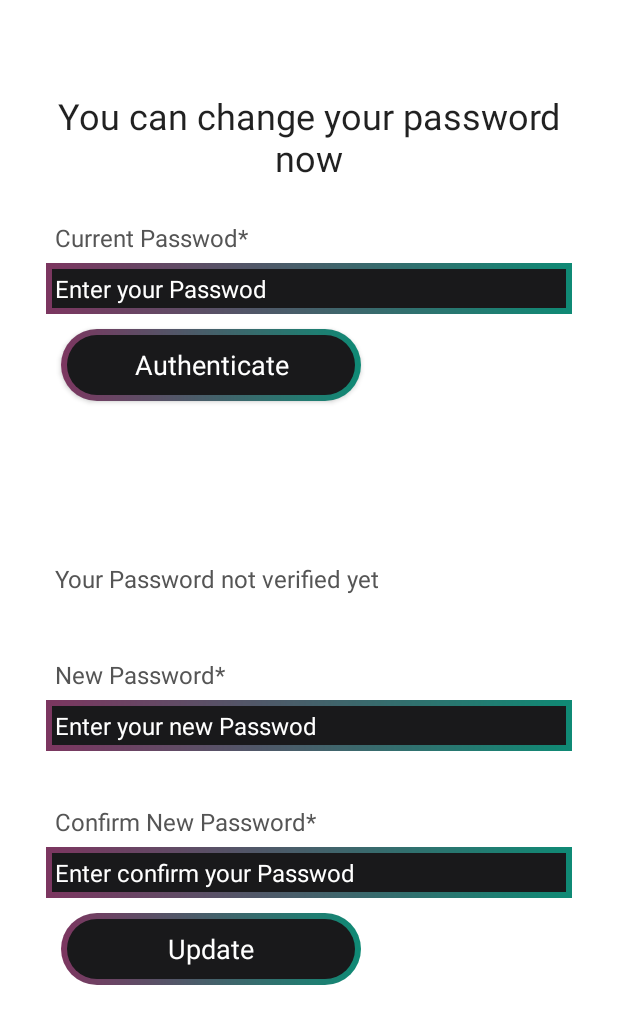
After one commit to itzartbn/uNet, an Android app: the ChangePasswordActivity screen opened directly, with no data from a screen before it, on a phone screen of 412 x 824 dp. The commit adds this screen. Shown: the top 1024 px of the screen. Run offline under Robolectric (Android 15) with nearby library versions, the phone set to English and light mode, and no system bars; our stand-ins replace Firebase (no records; nobody signed in at launch, a user with empty details on screens opened directly).

Commit message:
added change password activity

```diff
--- a/app/src/main/AndroidManifest.xml
+++ b/app/src/main/AndroidManifest.xml
@@ -18,6 +18,9 @@
         android:supportsRtl="true"
         android:theme="@style/Theme.Mini_project"
         tools:targetApi="31">
+        <activity
+            android:name=".ChangePasswordActivity"
+            android:exported="false" />
         <activity
             android:name=".UpdateEmailActivity"
             android:exported="false" />
--- /dev/null
+++ b/app/src/main/java/com/s22010536/mini_project/ChangePasswordActivity.java
@@ -0,0 +1,175 @@
+package com.s22010536.mini_project;
+
+import android.content.Intent;
+import android.os.Bundle;
+import android.text.TextUtils;
+import android.view.View;
+import android.widget.Button;
+import android.widget.EditText;
+import android.widget.ProgressBar;
+import android.widget.TextView;
+import android.widget.Toast;
+
+import androidx.activity.EdgeToEdge;
+import androidx.annotation.NonNull;
+import androidx.appcompat.app.AppCompatActivity;
+import androidx.core.graphics.Insets;
+import androidx.core.view.ViewCompat;
+import androidx.core.view.WindowInsetsCompat;
+
+import com.google.android.gms.tasks.OnCompleteListener;
+import com.google.android.gms.tasks.Task;
+import com.google.firebase.auth.AuthCredential;
+import com.google.firebase.auth.EmailAuthProvider;
+import com.google.firebase.auth.FirebaseAuth;
+import com.google.firebase.auth.FirebaseUser;
+
+public class ChangePasswordActivity extends AppCompatActivity {
+
+    private FirebaseAuth authProfile;
+    private EditText editTextpwdcurr, editTextpwdNew, editTextConfNewPwd;
+    private TextView textViewAuthenticated;
+    private Button buttonChangepwd, buttonReAuthenticate;
+    private ProgressBar progressBar;
+    private String userPwdCurr;
+
+    @Override
+    protected void onCreate(Bundle savedInstanceState) {
+        super.onCreate(savedInstanceState);
+        EdgeToEdge.enable(this);
+        setContentView(R.layout.activity_change_password);
+
+        editTextpwdNew = findViewById(R.id.editText_new_pw);
+        editTextpwdcurr =  findViewById(R.id.editText_old_password);
+        editTextConfNewPwd = findViewById(R.id.editText_confnew_pw);
+        textViewAuthenticated = findViewById(R.id.textView_pw_authenticated);
+        progressBar = findViewById(R.id.progressBar);
+        buttonReAuthenticate = findViewById(R.id.btn_authenticate_pw);
+        buttonChangepwd = findViewById(R.id.password_update_btn);
+
+        //disable new passswords slots and update password btn
+        editTextpwdNew.setEnabled(false);
+        editTextConfNewPwd.setEnabled(false);
+        buttonChangepwd.setEnabled(false);
+
+        authProfile = FirebaseAuth.getInstance();
+        FirebaseUser firebaseUser = authProfile.getCurrentUser();
+
+        if (firebaseUser.equals("")){
+            Toast.makeText(ChangePasswordActivity.this, "Sowmthing went wrong!", Toast.LENGTH_SHORT).show();
+            Intent intent = new Intent(ChangePasswordActivity.this, UserProfileActivity.class);
+            startActivity(intent);
+            finish();
+        }else {
+            reAuthenticateUser(firebaseUser);
+
+        }
+
+
+    }
+
+    private void reAuthenticateUser(FirebaseUser firebaseUser) {
+        buttonReAuthenticate.setOnClickListener(new View.OnClickListener() {
+            @Override
+            public void onClick(View v) {
+                userPwdCurr = editTextpwdcurr.getText().toString();
+
+                if (TextUtils.isEmpty(userPwdCurr)){
+                    Toast.makeText(ChangePasswordActivity.this, "Password is needed", Toast.LENGTH_SHORT).show();
+                    editTextpwdcurr.setError("please enter your current password to authenticate");
+                    editTextpwdcurr.requestFocus();
+                }else{
+                    progressBar.setVisibility(View.VISIBLE);
+
+                    //Reauthenticate user now
+                    AuthCredential credential = EmailAuthProvider.getCredential(firebaseUser.getEmail(), userPwdCurr);
+
+                    firebaseUser.reauthenticate(credential).addOnCompleteListener(new OnCompleteListener<Void>() {
+                        @Override
+                        public void onComplete(@NonNull Task<Void> task) {
+                            if (task.isSuccessful()) {
+                                progressBar.setVisibility(View.GONE);
+
+                                //disable edit text for current password
+                                editTextpwdcurr.setEnabled(false);
+                                editTextpwdNew.setEnabled(true);
+                                editTextConfNewPwd.setEnabled(true);
+                                //disable authenticate button and enable change password button
+                                buttonReAuthenticate.setEnabled(false);
+                                buttonChangepwd.setEnabled(true);
+
+                                //set textview to show that user is authenticated
+                                textViewAuthenticated.setText("you are authenticated! Now you can change the password");
+
+                                buttonChangepwd.setOnClickListener(new View.OnClickListener() {
+                                    @Override
+                                    public void onClick(View v) {
+                                        changePwd(firebaseUser);
+                                    }
+                                });
+
+
+                            } else {
+                                try {
+                                    throw task.getException();
+                                }catch (Exception e){
+                                    Toast.makeText(ChangePasswordActivity.this,e.getMessage(), Toast.LENGTH_SHORT).show();
+                                }
+                            }
+                            progressBar.setVisibility(View.GONE);
+                        }
+                    });
+                }
+            }
+        });
+    }
+
+    private void changePwd(FirebaseUser firebaseUser) {
+        String userPwdNew = editTextpwdNew.getText().toString();
+        String userPwdConfNew = editTextConfNewPwd.getText().toString();
+
+        if (TextUtils.isEmpty(userPwdNew)){
+            Toast.makeText(ChangePasswordActivity.this, "New password Required", Toast.LENGTH_SHORT).show();
+            editTextpwdNew.setError("Please enter your new Password");
+            editTextpwdNew.requestFocus();
+        } else if (TextUtils.isEmpty(userPwdConfNew)) {
+            Toast.makeText(ChangePasswordActivity.this, "Please confirm your new password", Toast.LENGTH_SHORT).show();
+            editTextConfNewPwd.setError("Please re-enter your new Password");
+            editTextConfNewPwd.requestFocus();
+
+        } else if (!userPwdNew.matches(userPwdConfNew)) {
+            Toast.makeText(ChangePasswordActivity.this, "Passwords did not match", Toast.LENGTH_SHORT).show();
+            editTextConfNewPwd.setError("Please re-enter same Password");
+            editTextConfNewPwd.requestFocus();
+
+        } else if (userPwdCurr.matches(userPwdNew)) {
+            Toast.makeText(ChangePasswordActivity.this, "New password cannot be same as old", Toast.LENGTH_SHORT).show();
+            editTextConfNewPwd.setError("Please enter a new password");
+            editTextConfNewPwd.requestFocus();
+
+
+        }else {
+            progressBar.setVisibility(View.VISIBLE);
+
+            firebaseUser.updatePassword(userPwdNew).addOnCompleteListener(new OnCompleteListener<Void>() {
+                @Override
+                public void onComplete(@NonNull Task<Void> task) {
+                    if (task.isSuccessful()) {
+                        Toast.makeText(ChangePasswordActivity.this, "Password has been changed Successfully", Toast.LENGTH_SHORT).show();
+                        Intent intent = new Intent(ChangePasswordActivity.this, UserProfileActivity.class);
+                        startActivity(intent);
+                        finish();
+                    }else {
+                        try{
+                            throw task.getException();
+                        }catch (Exception e){
+                            Toast.makeText(ChangePasswordActivity.this, e.getMessage(), Toast.LENGTH_SHORT).show();
+                        }
+                    }
+                    progressBar.setVisibility(View.GONE);
+                }
+            });
+        }
+
+    }
+}
--- /dev/null
+++ b/app/src/main/res/layout/activity_change_password.xml
@@ -0,0 +1,182 @@
+<?xml version="1.0" encoding="utf-8"?>
+<ScrollView xmlns:android="http://schemas.android.com/apk/res/android"
+    xmlns:app="http://schemas.android.com/apk/res-auto"
+    xmlns:tools="http://schemas.android.com/tools"
+    android:id="@+id/main"
+    android:layout_width="match_parent"
+    android:layout_height="match_parent"
+    tools:context=".ChangePasswordActivity">
+
+    <LinearLayout
+        android:layout_width="match_parent"
+        android:layout_height="wrap_content"
+        android:orientation="vertical">
+
+        <RelativeLayout
+            android:layout_width="match_parent"
+            android:layout_height="wrap_content"
+            android:background="@color/white"
+            android:padding="15dp"
+            android:layout_margin="15dp"
+            android:id="@+id/RL_email">
+
+            <TextView
+                android:layout_width="match_parent"
+                android:layout_height="wrap_content"
+                android:id="@+id/update_pw_head"
+                android:layout_marginTop="30dp"
+                android:text="You can change your password now"
+                android:textAlignment="center"
+                android:textAppearance="@style/TextAppearance.AppCompat.Headline"/>
+
+
+
+
+            <TextView
+                android:layout_width="match_parent"
+                android:layout_height="wrap_content"
+                android:id="@+id/textView_old_password"
+                android:layout_below="@id/update_pw_head"
+                android:text="Current Passwod*"
+                android:layout_marginTop="20dp"
+                android:padding="6dp"
+                android:textColor="#555555"
+                android:textSize="16sp"/>
+
+            <EditText
+                android:layout_width="match_parent"
+                android:layout_height="wrap_content"
+                android:id="@+id/editText_old_password"
+                android:layout_below="@id/textView_old_password"
+                android:hint="Enter your Passwod"
+                android:inputType="textPassword"
+                android:padding="6dp"
+                android:textSize="16sp"
+                android:textColor="@color/white"
+                android:textColorHint="@color/white"
+                android:background="@drawable/pp_border"/>
+
+            <androidx.appcompat.widget.AppCompatButton
+                android:id="@+id/btn_authenticate_pw"
+                style="@android:style/Widget.Button"
+                android:layout_width="200dp"
+                android:layout_height="wrap_content"
+                android:layout_below="@+id/editText_old_password"
+                android:layout_margin="10dp"
+                android:layout_marginStart="10dp"
+                android:layout_marginLeft="70dp"
+                android:layout_marginTop="-16dp"
+                android:layout_marginEnd="10dp"
+                android:layout_marginRight="70dp"
+                android:layout_marginBottom="10dp"
+                android:background="@drawable/btn_baclground"
+                android:text="Authenticate"
+                android:textColor="@color/white"
+                android:textSize="18sp" />
+        </RelativeLayout>
+
+        <RelativeLayout
+            android:layout_width="match_parent"
+            android:layout_height="wrap_content"
+            android:background="@color/white"
+            android:layout_margin="15dp"
+            android:padding="15dp"
+            android:layout_below="@id/RL_email">
+
+            <TextView
+                android:layout_width="match_parent"
+                android:layout_height="wrap_content"
+                android:id="@+id/textView_pw_authenticated"
+                android:text="Your Password not verified yet"
+                android:layout_marginTop="30dp"
+                android:padding="6dp"
+                android:textColor="#555555"
+                android:textSize="16sp"/>
+
+            <TextView
+                android:layout_width="match_parent"
+                android:layout_height="wrap_content"
+                android:id="@+id/textView_new_pw"
+                android:layout_below="@id/textView_pw_authenticated"
+                android:text="New Password*"
+                android:layout_marginTop="30dp"
+                android:padding="6dp"
+                android:textColor="#555555"
+                android:textSize="16sp"/>
+
+            <EditText
+                android:layout_width="match_parent"
+                android:layout_height="wrap_content"
+                android:id="@+id/editText_new_pw"
+                android:layout_below="@id/textView_new_pw"
+                android:hint="Enter your new Passwod"
+                android:inputType="textPassword"
+                android:padding="6dp"
+                android:textSize="16sp"
+                android:textColorHint="@color/white"
+                android:textColor="@color/white"
+                android:background="@drawable/pp_border"/>
+
+            <TextView
+                android:layout_width="match_parent"
+                android:layout_height="wrap_content"
+                android:id="@+id/textView_confnew_pw"
+                android:layout_below="@id/editText_new_pw"
+                android:text="Confirm New Password*"
+                android:layout_marginTop="30dp"
+                android:padding="6dp"
+                android:textColor="#555555"
+                android:textSize="16sp"/>
+
+            <EditText
+                android:layout_width="match_parent"
+                android:layout_height="wrap_content"
+                android:id="@+id/editText_confnew_pw"
+                android:layout_below="@id/textView_confnew_pw"
+                android:hint="Enter confirm your Passwod"
+                android:inputType="textPassword"
+                android:padding="6dp"
+                android:textSize="16sp"
+                android:textColorHint="@color/white"
+                android:textColor="@color/white"
+                android:background="@drawable/pp_border"/>
+
+            <androidx.appcompat.widget.AppCompatButton
+                android:id="@+id/password_update_btn"
+                style="@android:style/Widget.Button"
+                android:layout_width="200dp"
+                android:layout_height="wrap_content"
+                android:layout_margin="10dp"
+                android:background="@drawable/btn_baclground"
+                android:text="Update"
+                android:textColor="@color/white"
+                android:layout_marginTop="10dp"
+                android:layout_marginLeft="70dp"
+                android:layout_marginRight="70dp"
+                android:textSize="18sp"
+                android:layout_below="@+id/editText_confnew_pw"
+                />
+
+            <ProgressBar
+                android:id="@+id/progressBar"
+                style="@android:style/Widget.DeviceDefault.Light.ProgressBar.Large"
+                android:layout_width="50dp"
+                android:layout_height="50dp"
+                android:layout_gravity="center"
+                android:indeterminate="true"
+                android:indeterminateDrawable="@drawable/indeterminate_circular_progress"
+                android:elevation="10dp"
+                android:layout_centerInParent="true"
+                android:visibility="gone" />
+
+
+
+
+
+
+        </RelativeLayout>
+
+
+    </LinearLayout>
+
+</ScrollView>
```
Also changed, not shown: app/src/main/java/com/s22010536/mini_project/UpdateProfileActivity.java (+11 -0 lines), app/src/main/res/layout/activity_update_profile.xml (+17 -1 lines).
